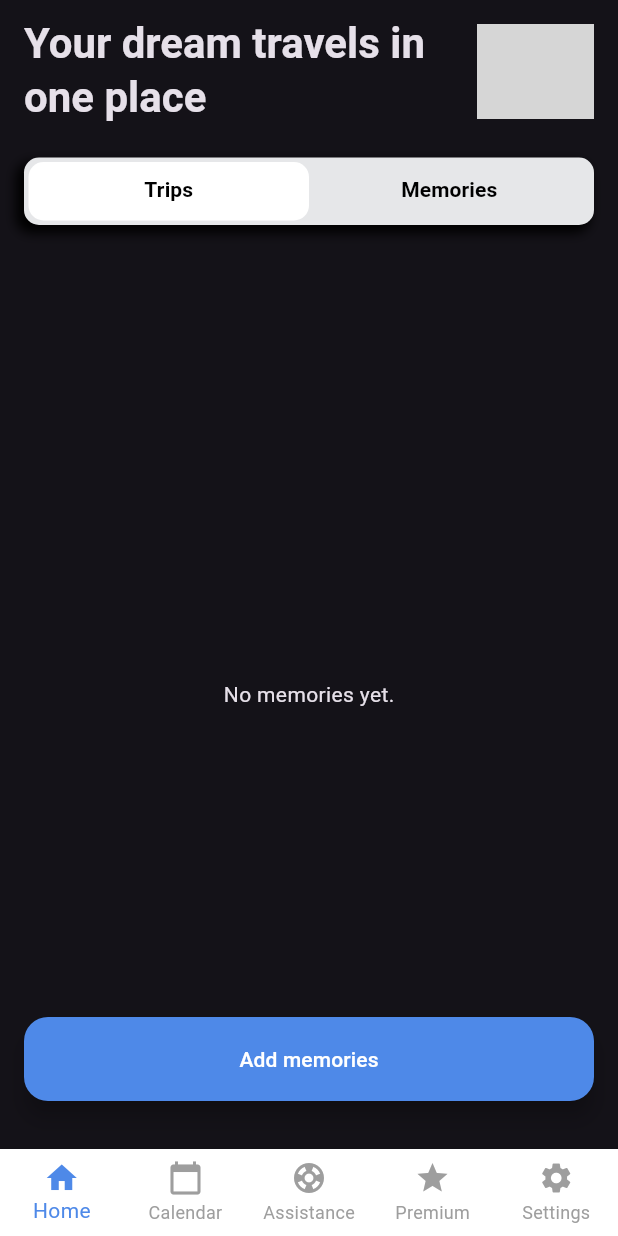
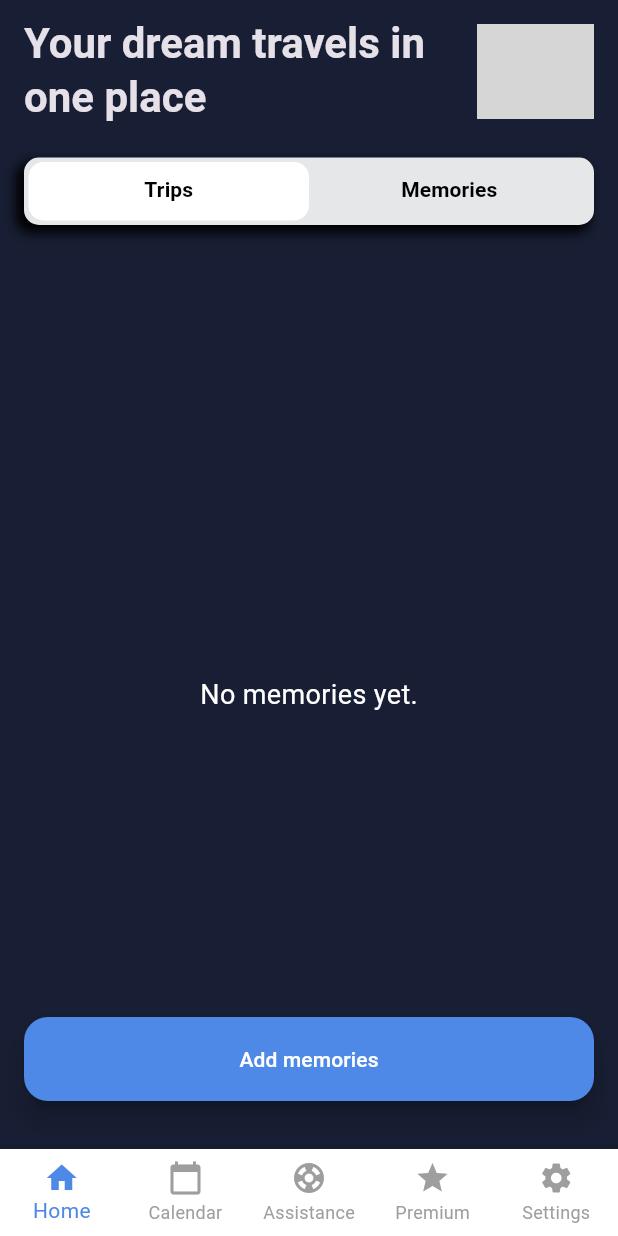
Before and after one commit to Folcramus/laba1, a Flutter app: the screen it shows after launch, on a phone screen of 412 x 824 dp. Run offline on Flutter 3.47's test engine with Material 3 defaults, Android fonts, the phone set to English and light mode, and no system bars; grey boxes are pictures that could not be loaded.

Commit message:
Final v2

```diff
--- a/lib/main.dart
+++ b/lib/main.dart
@@ -15,7 +15,7 @@ class TravelApp extends StatelessWidget {
       debugShowCheckedModeBanner: false, // Убираем баннер отладки
       home: TravelScreen(), // Указываем основной экран
       theme: ThemeData.dark().copyWith(
-        primaryColor: Colors.blue, // Устанавливаем тему приложения
+        scaffoldBackgroundColor: Color.fromARGB(228, 21, 27, 49), // Устанавливаем тему приложения
       ),
     );
   }
--- a/lib/travel_screen.dart
+++ b/lib/travel_screen.dart
@@ -11,19 +11,15 @@ class TravelScreen extends StatefulWidget {
 
 // Состояние для TravelScreen с миксином SingleTickerProviderStateMixin
 class TravelScreenState extends State<TravelScreen> with SingleTickerProviderStateMixin {
-  late TabController _tabController; // Контроллер вкладок (Tabs)
+  late final TabController _tabController = TabController(length: 2, vsync: this);
 
-  @override
-  void initState() {
-    super.initState();
-    _tabController = TabController(length: 2, vsync: this); // Инициализация контроллера для двух вкладок
-  }
 
   @override
   Widget build(BuildContext context) {
     return Scaffold(
       // Верхняя панель приложения (AppBar)
       appBar: AppBar(
+      backgroundColor: Color.fromARGB(228, 21, 27, 49),
         toolbarHeight: 100.0, // Высота панели
         title: const Text(
           "Your dream travels in one place",
@@ -74,7 +70,7 @@ class TravelScreenState extends State<TravelScreen> with SingleTickerProviderSta
               child: TabBar(
                 padding: const EdgeInsets.all(3),
                 dividerColor: Colors.transparent,
-                controller: _tabController, // Привязка TabBar к контроллеру
+                controller: _tabController,
                 indicator: BoxDecoration(
                   color: Colors.white, // Индикатор активной вкладки
                   borderRadius: BorderRadius.circular(10),
@@ -94,11 +90,26 @@ class TravelScreenState extends State<TravelScreen> with SingleTickerProviderSta
       ),
       // Основное содержимое экрана
       body: TabBarView(
-        controller: _tabController, // Связь с TabController
-        children: [
-          Center(child: Text("No memories yet.")),
-          TripList(),
+
+        controller: _tabController,
+       children: [
+          Container(
+            color: const Color.fromARGB(228, 21, 27, 49),
+            width: double.infinity,
+            height: double.infinity,
+            child: const Center(
+              child: Text(
+                "No memories yet.",
+                style: TextStyle(
+                  color: Colors.white,
+                  fontSize: 18,
+                ),
+              ),
+            ),
+          ),
+          TripListScreen(),
         ],
+
       ),
       // Нижняя навигация (меню)
       bottomNavigationBar: BottomNavigationBar(
```
Also changed, not shown: lib/trip_list.dart (+76 -29 lines).
